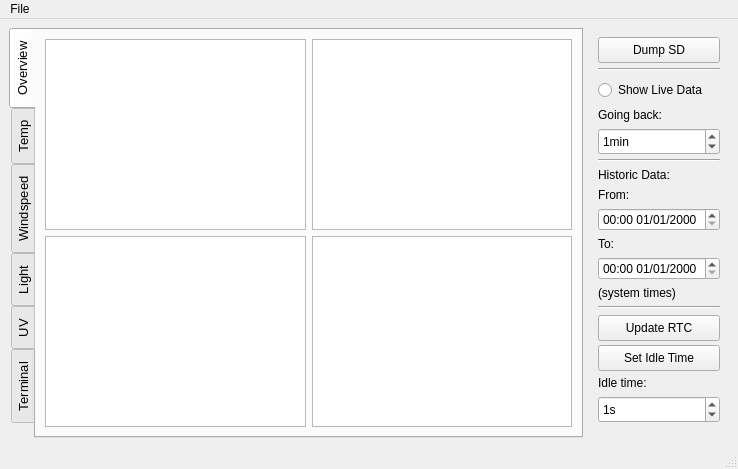
Qt form gui/frontend/ui/main_window.ui (Gregox273/Weather-Station) before a commit.
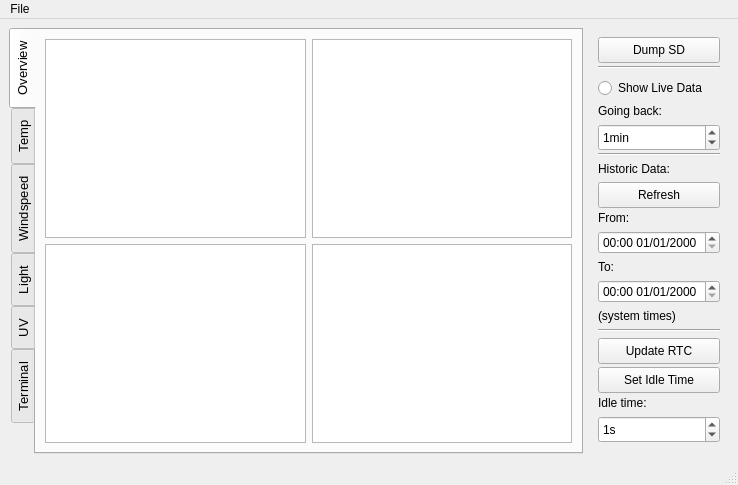
The same form after that commit. Custom widgets are drawn as their Qt base class.

Commit message: Add refresh button for historic plot mode

```diff
--- a/gui/frontend/ui/main_window.ui
+++ b/gui/frontend/ui/main_window.ui
@@ -7,7 +7,7 @@
     <x>0</x>
     <y>0</y>
     <width>738</width>
-    <height>469</height>
+    <height>485</height>
    </rect>
   </property>
   <property name="windowTitle">
@@ -20,13 +20,13 @@
       <property name="minimumSize">
        <size>
         <width>140</width>
-        <height>400</height>
+        <height>420</height>
        </size>
       </property>
       <property name="maximumSize">
        <size>
         <width>16777215</width>
-        <height>400</height>
+        <height>420</height>
        </size>
       </property>
       <layout class="QVBoxLayout" name="verticalLayout">
@@ -111,6 +111,19 @@
          </property>
         </widget>
        </item>
+       <item>
+        <widget class="QPushButton" name="pushButtonRefreshHistoric">
+         <property name="minimumSize">
+          <size>
+           <width>70</width>
+           <height>26</height>
+          </size>
+         </property>
+         <property name="text">
+          <string>Refresh</string>
+         </property>
+        </widget>
+       </item>
        <item>
         <widget class="QLabel" name="labelHistoricFrom">
          <property name="font">
```
The commit also changes 3 other files.
